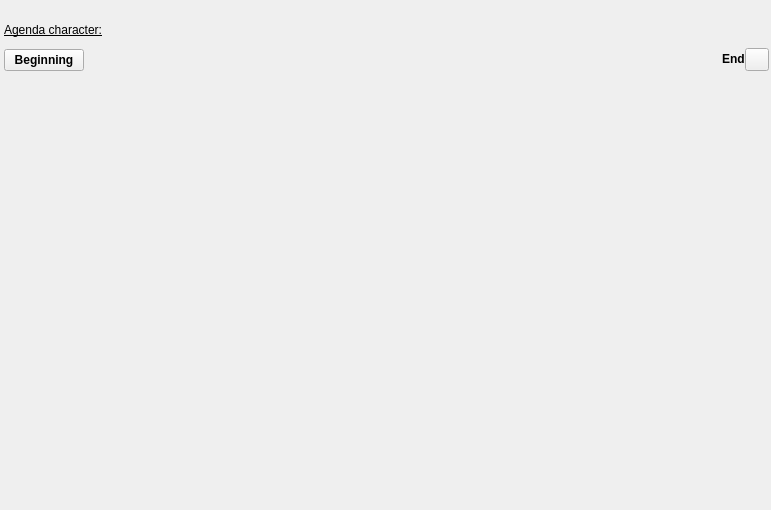
Old version of the form ui/scene_structure_editor_widget.ui in the repository zkovari/plotlyst.
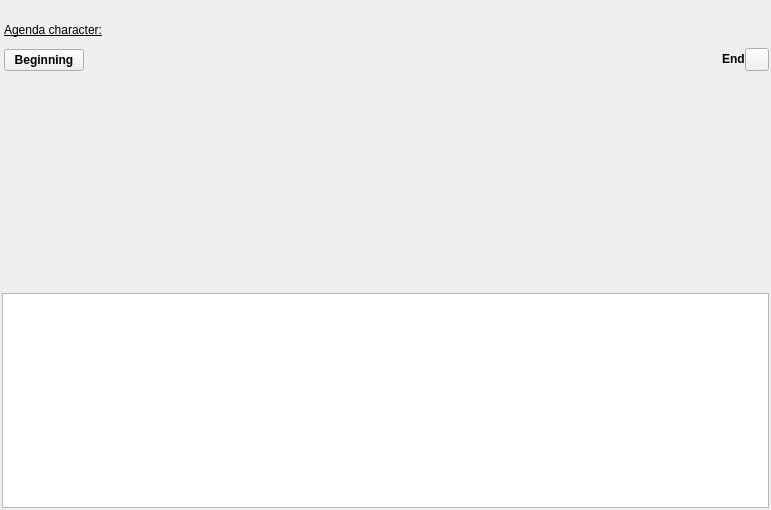
New version of the form. Custom widgets are drawn as their Qt base class.

Commit message: Associate emotion to beats and display it

```diff
--- a/ui/scene_structure_editor_widget.ui
+++ b/ui/scene_structure_editor_widget.ui
@@ -214,7 +214,7 @@
            </item>
           </layout>
          </item>
-         <item>
+         <item alignment="Qt::AlignTop">
           <widget class="QScrollArea" name="scrollArea">
            <property name="sizePolicy">
             <sizepolicy hsizetype="Expanding" vsizetype="Expanding">
@@ -240,7 +240,7 @@
               <x>0</x>
               <y>0</y>
               <width>765</width>
-              <height>213</height>
+              <height>220</height>
              </rect>
             </property>
             <property name="sizePolicy">
@@ -276,7 +276,13 @@
                <property name="minimumSize">
                 <size>
                  <width>0</width>
-                 <height>0</height>
+                 <height>220</height>
+                </size>
+               </property>
+               <property name="maximumSize">
+                <size>
+                 <width>16777215</width>
+                 <height>220</height>
                 </size>
                </property>
                <layout class="QVBoxLayout" name="verticalLayout">
@@ -303,17 +309,20 @@
           </widget>
          </item>
          <item>
-          <spacer name="verticalSpacer_5">
-           <property name="orientation">
-            <enum>Qt::Vertical</enum>
+          <widget class="ChartView" name="chartViewEmotionArc">
+           <property name="sizePolicy">
+            <sizepolicy hsizetype="Expanding" vsizetype="Expanding">
+             <horstretch>0</horstretch>
+             <verstretch>0</verstretch>
+            </sizepolicy>
            </property>
-           <property name="sizeHint" stdset="0">
+           <property name="minimumSize">
             <size>
-             <width>20</width>
-             <height>10</height>
+             <width>73</width>
+             <height>40</height>
             </size>
            </property>
-          </spacer>
+          </widget>
          </item>
         </layout>
        </item>
@@ -324,6 +333,11 @@
   </layout>
  </widget>
  <customwidgets>
+  <customwidget>
+   <class>ChartView</class>
+   <extends>QGraphicsView</extends>
+   <header>src.main.python.plotlyst.view.widget.display</header>
+  </customwidget>
   <customwidget>
    <class>Icon</class>
    <extends>QToolButton</extends>
```
The commit also changes 6 other files.
